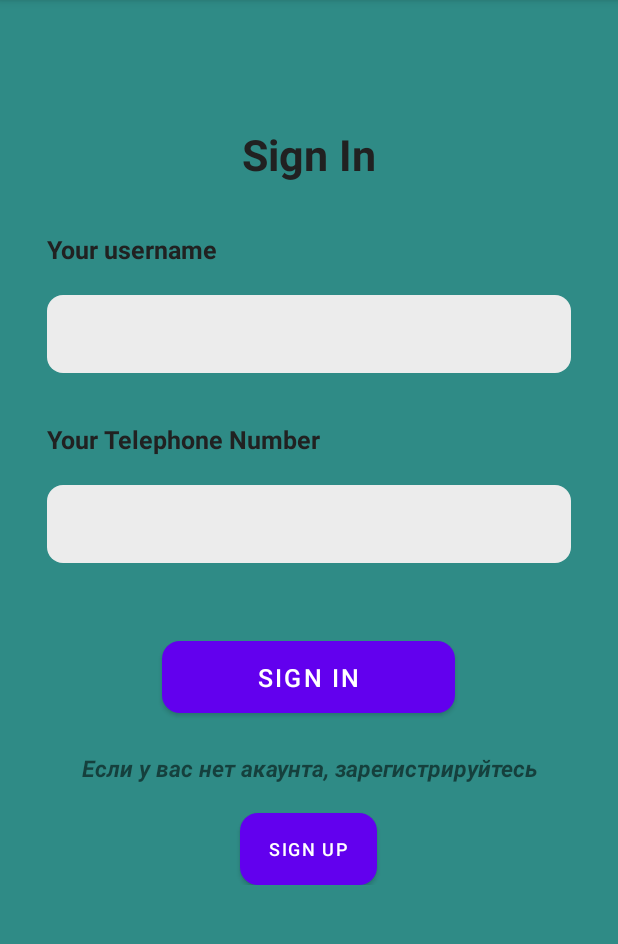
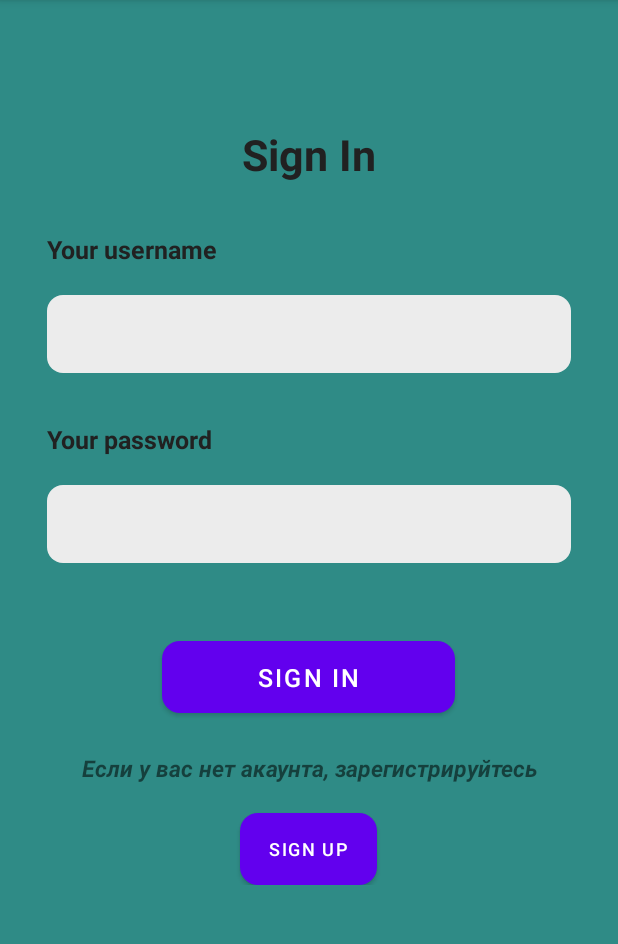
Before and after one commit to GHovhannes/FindingApplication, an Android app: the screen it shows after launch (SignInActivity), on a phone screen of 412 x 824 dp, the part 84-1028 px from its top. Run offline under Robolectric (Android 15) with nearby library versions, the phone set to English and light mode, and no system bars; our stand-ins replace sdp/ssp sizes.

Commit message:
Some UI elements updates

```diff
--- a/app/src/main/java/com/example/facedetectorapp/SearchPageActivity.java
+++ b/app/src/main/java/com/example/facedetectorapp/SearchPageActivity.java
@@ -138,7 +138,7 @@ public class SearchPageActivity extends AppCompatActivity {
         });
     }
     public boolean checkPermission(){
-        if(Build.VERSION.SDK_INT>=23){
+        if(Build.VERSION.SDK_INT>=27){
             if(checkSelfPermission(Manifest.permission.READ_EXTERNAL_STORAGE) == PackageManager.PERMISSION_GRANTED){
                 return true;
             }else{
--- a/app/src/main/java/com/example/facedetectorapp/SignInActivity.java
+++ b/app/src/main/java/com/example/facedetectorapp/SignInActivity.java
@@ -1,15 +1,23 @@
 package com.example.facedetectorapp;
 
 import androidx.appcompat.app.AppCompatActivity;
+import androidx.appcompat.content.res.AppCompatResources;
+import androidx.appcompat.widget.AppCompatDrawableManager;
 
 import android.content.Intent;
 import android.os.Bundle;
+import android.text.Editable;
+import android.text.TextWatcher;
 import android.view.View;
 import android.widget.Button;
+import android.widget.EditText;
+import android.widget.TextView;
 
 public class SignInActivity extends AppCompatActivity {
 
     Button signUp,signIn;
+    TextView usernameText,passwordText;
+    EditText username,password;
 
     @Override
     protected void onCreate(Bundle savedInstanceState) {
@@ -17,6 +25,12 @@ public class SignInActivity extends AppCompatActivity {
         setContentView(R.layout.activity_sign_in);
         signUp = findViewById(R.id.to_registration);
         signIn = findViewById(R.id.to_main);
+        username = findViewById(R.id.username);
+        password = findViewById(R.id.password);
+        usernameText = findViewById(R.id.username_text);
+        passwordText = findViewById(R.id.password_text);
+        final boolean[] flag1 = {false};
+        final boolean[] flag2 = {false};
         signUp.setOnClickListener(new View.OnClickListener() {
             @Override
             public void onClick(View v) {
@@ -24,11 +38,57 @@ public class SignInActivity extends AppCompatActivity {
                 startActivity(toRegister);
             }
         });
+        username.addTextChangedListener(new TextWatcher() {
+            @Override
+            public void beforeTextChanged(CharSequence s, int start, int count, int after) {
+
+            }
+
+            @Override
+            public void onTextChanged(CharSequence s, int start, int before, int count) {
+                if(username.getText().toString().isEmpty()){
+                    username.setBackground(AppCompatResources.getDrawable(getApplicationContext(),R.drawable.error_edit_text_border));
+                }
+                else{
+                    username.setBackground(AppCompatResources.getDrawable(getApplicationContext(),R.drawable.ok_edit_text_border));
+                    flag1[0] = true;
+                }
+            }
+
+            @Override
+            public void afterTextChanged(Editable s) {
+
+            }
+        });
+        password.addTextChangedListener(new TextWatcher() {
+            @Override
+            public void beforeTextChanged(CharSequence s, int start, int count, int after) {
+
+            }
+
+            @Override
+            public void onTextChanged(CharSequence s, int start, int before, int count) {
+                if(password.getText().toString().isEmpty()){
+                    password.setBackground(AppCompatResources.getDrawable(getApplicationContext(),R.drawable.error_edit_text_border));
+                }
+                else{
+                    password.setBackground(AppCompatResources.getDrawable(getApplicationContext(),R.drawable.ok_edit_text_border));
+                    flag2[0] = true;
+                }
+            }
+
+            @Override
+            public void afterTextChanged(Editable s) {
+
+            }
+        });
         signIn.setOnClickListener(new View.OnClickListener() {
             @Override
             public void onClick(View v) {
-                Intent toMain = new Intent(getApplicationContext(),SearchPageActivity.class);
-                startActivity(toMain);
+                if(flag1[0]&&flag2[0]){
+                    Intent toSearch = new Intent(getApplicationContext(),SearchPageActivity.class);
+                    startActivity(toSearch);
+                }
             }
         });
     }
--- /dev/null
+++ b/app/src/main/res/drawable/error_edit_text_border.xml
@@ -0,0 +1,7 @@
+<?xml version="1.0" encoding="utf-8"?>
+<shape xmlns:android="http://schemas.android.com/apk/res/android">
+    <stroke
+        android:width="2dp"
+        android:color="#FF0000" />
+    <corners android:radius="@dimen/_8sdp"/>
+</shape>
--- /dev/null
+++ b/app/src/main/res/drawable/ok_edit_text_border.xml
@@ -0,0 +1,7 @@
+<?xml version="1.0" encoding="utf-8"?>
+<shape xmlns:android="http://schemas.android.com/apk/res/android">
+    <stroke
+        android:width="2dp"
+        android:color="#09BD27" />
+    <corners android:radius="@dimen/_8sdp"/>
+</shape>
--- a/app/src/main/res/layout/activity_register.xml
+++ b/app/src/main/res/layout/activity_register.xml
@@ -40,6 +40,7 @@
         <EditText
             android:id="@+id/instagram_link"
             android:layout_width="match_parent"
+            android:inputType="text"
             android:layout_height="@dimen/_40sdp"
             android:layout_marginTop="@dimen/_15sdp"
             android:background="@drawable/edit_text_background"/>
@@ -59,6 +60,7 @@
             android:id="@+id/phone_number"
             android:layout_width="match_parent"
             android:layout_height="@dimen/_40sdp"
+            android:inputType="number"
             android:layout_marginTop="@dimen/_15sdp"
             android:background="@drawable/edit_text_background"/>
 
--- a/app/src/main/res/layout/activity_register_last_stage.xml
+++ b/app/src/main/res/layout/activity_register_last_stage.xml
@@ -41,6 +41,7 @@
             android:id="@+id/create_username"
             android:layout_width="match_parent"
             android:layout_height="@dimen/_40sdp"
+            android:inputType="text"
             android:layout_marginTop="@dimen/_15sdp"
             android:background="@drawable/edit_text_background"/>
 
--- a/app/src/main/res/layout/activity_sign_in.xml
+++ b/app/src/main/res/layout/activity_sign_in.xml
@@ -40,6 +40,7 @@
         <EditText
             android:id="@+id/username"
             android:layout_width="match_parent"
+            android:inputType="text"
             android:layout_height="@dimen/_40sdp"
             android:layout_marginTop="@dimen/_15sdp"
             android:background="@drawable/edit_text_background"/>
@@ -50,7 +51,7 @@
             android:layout_width="wrap_content"
             android:layout_height="wrap_content"
             android:layout_marginTop="@dimen/_25sdp"
-            android:text="@string/your_telephone_number"
+            android:text="Your password"
             android:textColor="@color/primary_text"
             android:textSize="@dimen/_13ssp"
             android:textStyle="bold" />
```
Also changed, not shown: app/src/main/java/com/example/facedetectorapp/RegisterActivity.java (+60 -34 lines), app/src/main/java/com/example/facedetectorapp/RegisterLastStageActivity.java (+88 -34 lines), app/src/main/java/com/example/facedetectorapp/UsersAgreementActivity.java (+12 -10 lines), app/src/main/java/com/example/facedetectorapp/VerificationActivity.java (+27 -15 lines).
